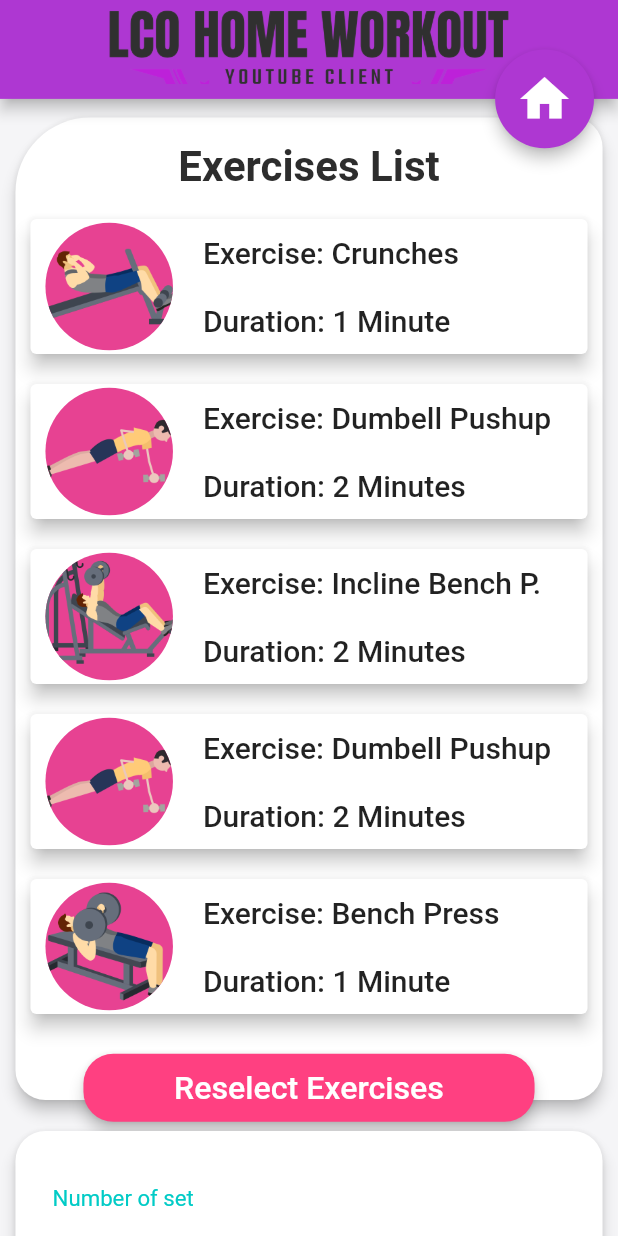
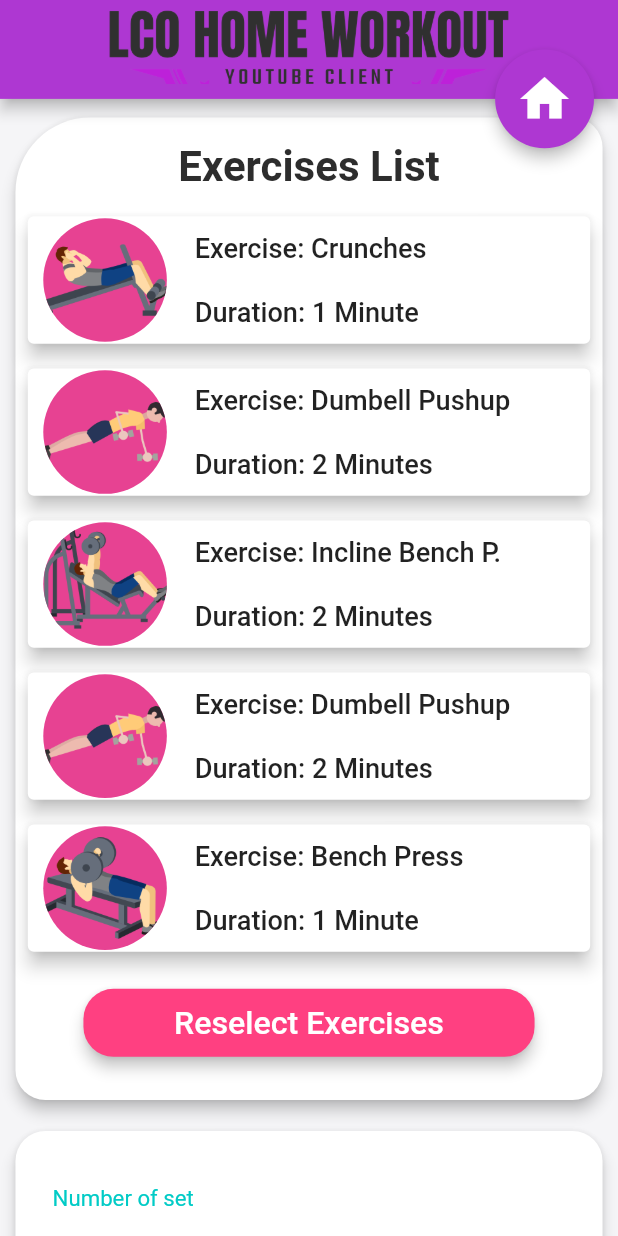
Before and after one commit to InfinityCandy/LCOHomeWorkout, a Flutter app: the RandomModeScreen screen opened by its route, on a phone screen of 412 x 824 dp. Run offline on Flutter 3.47's test engine with Material 2 defaults, Android fonts, the light colour scheme and no system bars.

Commit message:
Se agregan las medidads relativas a la pantalla de ejercicios random

```diff
--- a/lco_home_workout/lib/screens/randomModeScreen.dart
+++ b/lco_home_workout/lib/screens/randomModeScreen.dart
@@ -61,7 +61,7 @@
     }
   ];
 
-  List<Widget> getSelectedExercises() {
+  List<Widget> getSelectedExercises(double screenHeight, double screenWidth) {
     Random random = new Random();
     List<Widget> exercises = <Widget>[];
 
@@ -69,16 +69,22 @@
       int randomNumber = 0 + random.nextInt(8 - 0);
 
       exercises.add(Container(
-        height: 110,
-        width: 400,
+        height: screenHeight * 0.123,
+        width: screenWidth * 0.95,
         child: Card(
-          margin: EdgeInsets.only(top: 10, right: 10, bottom: 10, left: 10),
+          margin: EdgeInsets.only(
+            top: screenHeight * 0.01,
+            right: screenWidth * 0.02,
+            bottom: screenHeight * 0.01,
+            left: screenWidth * 0.02),
           elevation: 5,
           child: Row(
             children: <Widget>[
               Container(
-                margin: EdgeInsets.only(left: 10),
-                width: 85,
+                margin: EdgeInsets.only(
+                  left: screenWidth * 0.025
+                ),
+                width: screenWidth * 0.20,
                 decoration: BoxDecoration(
                     color: Color(0xFFE74292),
                     shape: BoxShape.circle,
@@ -92,22 +98,26 @@
                 crossAxisAlignment: CrossAxisAlignment.start,
                 children: <Widget>[
                   Container(
-                    margin: EdgeInsets.only(left: 20),
+                    margin: EdgeInsets.only(
+                      left: screenWidth * 0.045
+                    ),
                     child: Text(
                       "Exercise: " +
                           exercisesList[0][randomNumber.toString()]
                               ["ExerciseName"],
                       style:
-                          TextStyle(fontSize: 20, fontWeight: FontWeight.w500),
+                          TextStyle(fontSize: screenHeight * 0.022, fontWeight: FontWeight.w500),
                     ),
                   ),
                   Container(
-                    margin: EdgeInsets.only(left: 20),
+                    margin: EdgeInsets.only(
+                      left: screenWidth * 0.045
+                    ),
                     child: Text(
                       "Duration: " +
                           exercisesList[0][randomNumber.toString()]["Duration"],
                       style:
-                          TextStyle(fontSize: 20, fontWeight: FontWeight.w500),
+                          TextStyle(fontSize: screenHeight * 0.022, fontWeight: FontWeight.w500),
                     ),
                   )
                 ],
@@ -123,7 +133,6 @@
 
   @override
   void initState() {
-    selectedExercisesList = getSelectedExercises();
     super.initState();
   }
 
@@ -191,7 +200,7 @@
                                   fontSize: screenHeight * 0.034,
                                   fontWeight: FontWeight.w700),
                             )),
-                        ...selectedExercisesList,
+                        ...getSelectedExercises(screenHeight, screenWidth),
                         Container(
                             height: screenHeight * 0.055,
                             width: screenWidth * 0.73,
```
